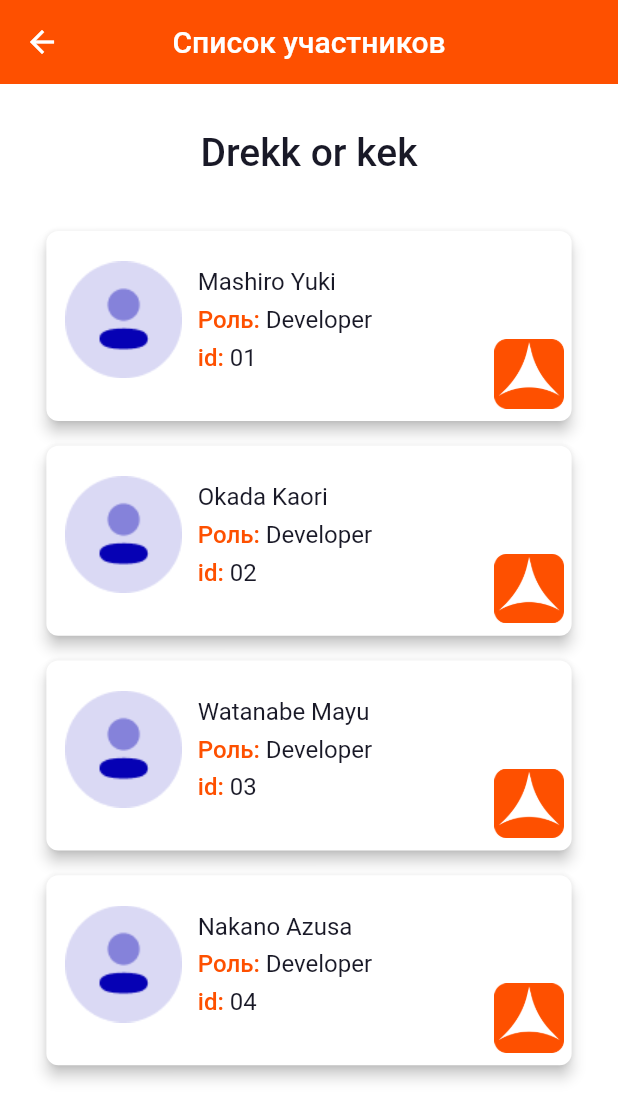
After one commit to PainappuruNyan/flutter_study_project, a Flutter app: the TeamMateList screen opened directly, on a phone screen of 412 x 824 dp. The commit adds this screen. Shown: the top 1120 px of the screen. Run offline on Flutter 3.47's test engine with Material 2 defaults, Android fonts, the light colour scheme and no system bars; our stand-ins replace accordion, bloc, dartz, equatable, flutter_screenutil, internet_connection_checker and 1 more; missing offline and left inert: icon_decoration; accounts and stored records are empty; project files that could hold a hidden picture were left out.

Commit message:
#15 create teammate list screen
See merge request plugin-fall/team5/atb_plugin_flutter!15

```diff
--- a/lib/src/presentation/routes/routes.dart
+++ b/lib/src/presentation/routes/routes.dart
@@ -1,14 +1,15 @@
 import '../administration/create_office_1/create_office_1.dart';
+import '../booking/booking_details/booking_detail_screen.dart';
+import '../booking/booking_list/booking_list_screen.dart';
+import '../booking/create_booking_1/create_booking_1.dart';
 import '../booking/create_booking_2/booking_create_2.dart';
 import '../booking/create_booking_3/booking_create_3.dart';
-import '../booking/booking_details/booking_detail_screen.dart';
-import '../booking/booking_list/booking_list_screen.dart';
+import '../log_in/log_in/log_in_screen.dart';
 import '../profile/profile_screen.dart';
-import '../log_in/log_in/log_in_screen.dart';
 import '../teams/team_create/team_create_screen.dart';
 import '../teams/team_details/team_details_screen.dart';
 import '../teams/team_list/team_list_screen.dart';
-// import '../screens/teammate_list.dart';
+import '../teams/teammate_list/teammate_list.dart';
 
 class Routes{
   static const String profile = ProfileScreen.routeName;
@@ -21,5 +22,6 @@ class Routes{
   static const String team_create_screen = TeamCreateScreen.routeName;
   static const String team_details_screen = TeamDetailsScreen.routeName;
   static const String booking_create_3 = BookingCreate3Screen.routeName;
-  // static const String teammate_list = TeamMateList.routeName;
+  static const String teammate_list = TeamMateList.routeName;
+  static const String booking_create_1 = CreateBooking1.routeName;
 }
--- /dev/null
+++ b/lib/src/presentation/shared_widgets/teammate_card.dart
@@ -0,0 +1,83 @@
+import 'package:flutter/material.dart';
+import 'package:flutter_screenutil/flutter_screenutil.dart';
+
+class TeammateCard extends StatelessWidget {
+
+  const TeammateCard(this.userName, this.userTeamRole, this.userId,
+      {super.key});
+
+  final String userName;
+  final String userTeamRole;
+  final String userId;
+
+  @override
+  Widget build(BuildContext context) {
+    return Card(
+      shape: RoundedRectangleBorder(
+        borderRadius: BorderRadius.circular(8),
+      ),
+      elevation: 4,
+      margin: EdgeInsets.only(left: 30.sp, right: 30.sp, top: 16.sp),
+      child: Column(
+        children: <Widget>[
+          Padding(
+            padding: EdgeInsets.only(left: 10.sp, bottom: 8.sp),
+            child: Row(
+                children: <Widget>[
+                  Image(image: const AssetImage('assets/images/Group 1740.png'),
+                    height: 80.sp,
+                    width: 80.sp,),
+                  Expanded(
+                    child: Padding(
+                      padding: EdgeInsets.all(8.0.sp),
+                      child: Column(
+                        crossAxisAlignment: CrossAxisAlignment.start,
+                        children: <Widget>[
+                          Text(
+                            userName,
+                            style: Theme.of(context).textTheme.bodyText2,
+                          ),
+                          Padding(
+                            padding: EdgeInsets.symmetric(vertical: 6.sp),
+                            child: Text.rich(
+                              TextSpan(
+                                  text: 'Роль: ',
+                                  style: Theme.of(context).textTheme.headline6,
+                                  children: <TextSpan>[
+                                    TextSpan(
+                                        text: userTeamRole,
+                                        style: Theme.of(context)
+                                            .textTheme
+                                            .bodyText2)
+                                  ]),
+                            ),
+                          ),
+                          Text.rich(
+                            TextSpan(
+                                text: 'id: ',
+                                style: Theme.of(context).textTheme.headline6,
+                                children: <TextSpan>[
+                                  TextSpan(
+                                      text: userId,
+                                      style: Theme.of(context)
+                                          .textTheme
+                                          .bodyText2)
+                                ]),
+                          ),
+                        ],
+                      ),
+                    ),
+                  ),
+                  Padding(
+                    padding: EdgeInsets.only(top: 70.sp, right: 5.sp),
+                    child: Image(image: const AssetImage('assets/images/coolLogo.png'),
+                      height: 45.sp,
+                      width: 45.sp,),
+                  ),
+                ]),
+          ),
+        ],
+      ),
+    );
+  }
+}
--- /dev/null
+++ b/lib/src/presentation/teams/teammate_list/teammate_list.dart
@@ -0,0 +1,40 @@
+import 'package:flutter/material.dart';
+import 'package:flutter_screenutil/flutter_screenutil.dart';
+import '../../shared_widgets//teammate_card.dart';
+
+class TeamMateList extends StatelessWidget {
+  const TeamMateList({super.key});
+
+  final String teamName = 'Drekk or kek';
+
+  static const String routeName = '/teammate_list';
+
+
+  @override
+  Widget build(BuildContext context) {
+    return Scaffold(
+        resizeToAvoidBottomInset: true,
+        appBar: AppBar(
+            title: const Text(
+          'Список участников',
+        )),
+        body: SingleChildScrollView(
+          child: Column(
+            children: [
+              Container(
+                padding: EdgeInsets.only(top: 30.sp, bottom: 20.sp),
+                child: Text(
+                  teamName,
+                  textAlign: TextAlign.center,
+                  style: Theme.of(context).textTheme.headline4,
+                ),
+              ),
+              TeammateCard('Mashiro Yuki', 'Developer', '01'),
+              TeammateCard('Okada Kaori', 'Developer', '02'),
+              TeammateCard('Watanabe Mayu', 'Developer', '03'),
+              TeammateCard('Nakano Azusa', 'Developer', '04')
+            ],
+          ),
+        ));
+  }
+}
```
